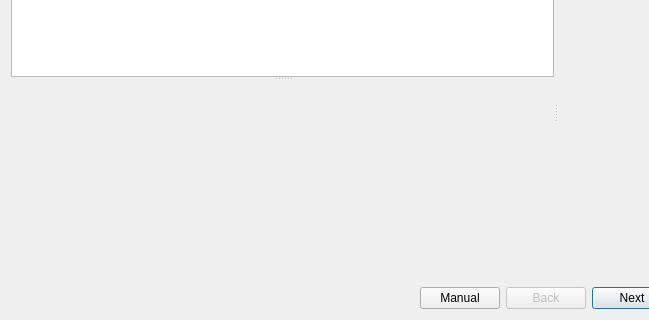
This is plugins/installer_fomod/src/fomodinstallerdialog.ui in Holt59/mo2-merge as Qt 5 draws it before an edit; both pictures show x 0 to 649 and y 157 to 477 of the 769 by 477 pixel window. The edited form follows.
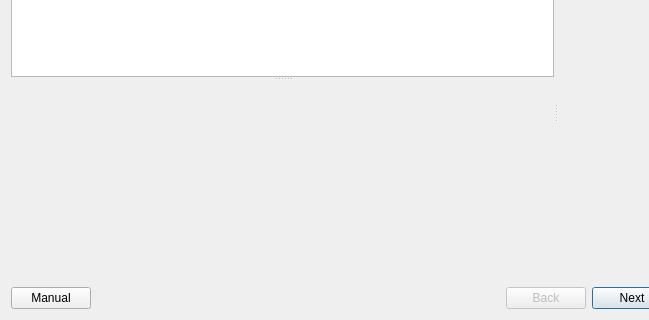
This is the edited form. Custom widgets are drawn as their Qt base class.

Commit message: [installer_fomod] Move the manual button away from the OK button

What changed in the file:
```diff
--- a/plugins/installer_fomod/src/fomodinstallerdialog.ui
+++ b/plugins/installer_fomod/src/fomodinstallerdialog.ui
@@ -164,6 +164,16 @@
    </item>
    <item>
     <layout class="QHBoxLayout" name="horizontalLayout_3">
+     <item>
+      <widget class="QPushButton" name="manualBtn">
+       <property name="text">
+        <string>Manual</string>
+       </property>
+       <property name="autoDefault">
+        <bool>false</bool>
+       </property>
+      </widget>
+     </item>
      <item>
       <spacer name="horizontalSpacer">
        <property name="orientation">
@@ -177,16 +187,6 @@
        </property>
       </spacer>
      </item>
-     <item>
-      <widget class="QPushButton" name="manualBtn">
-       <property name="text">
-        <string>Manual</string>
-       </property>
-       <property name="autoDefault">
-        <bool>false</bool>
-       </property>
-      </widget>
-     </item>
      <item>
       <widget class="QPushButton" name="prevBtn">
        <property name="enabled">
```
The commit also changes 1 other file.
